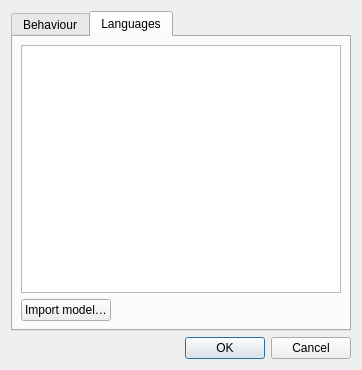
This is src/TranslatorSettingsDialog.ui in XapaJIaMnu/translateLocally as Qt 5 draws it before an edit. The edited form follows.
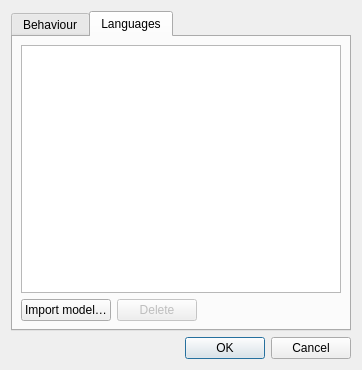
This is the edited form. The open tabs and pages were chosen to show the change.

Commit message:
Add delete button to model list in settings
Also rework the protected slots a bit since there are multiple triggers for the same slots now

What changed in the file:
```diff
--- a/src/TranslatorSettingsDialog.ui
+++ b/src/TranslatorSettingsDialog.ui
@@ -146,6 +146,16 @@
            </property>
           </widget>
          </item>
+         <item>
+          <widget class="QPushButton" name="deleteModelButton">
+           <property name="enabled">
+            <bool>false</bool>
+           </property>
+           <property name="text">
+            <string>Delete</string>
+           </property>
+          </widget>
+         </item>
          <item>
           <spacer name="horizontalSpacer">
            <property name="orientation">
```
The commit also changes 2 other files.
